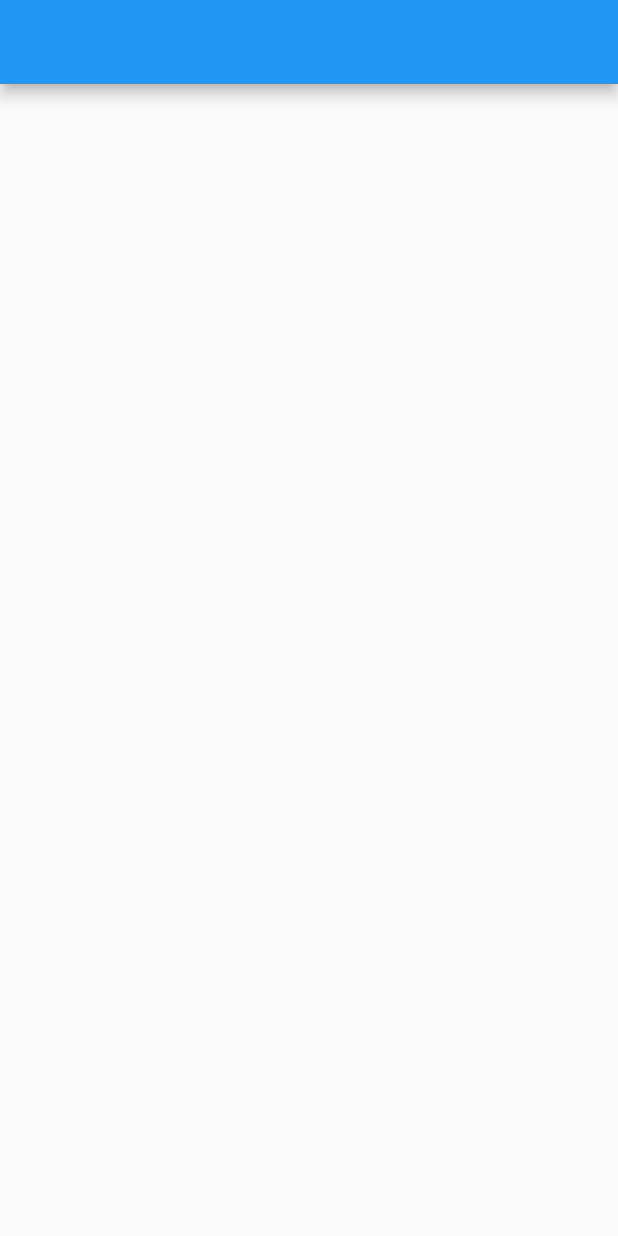
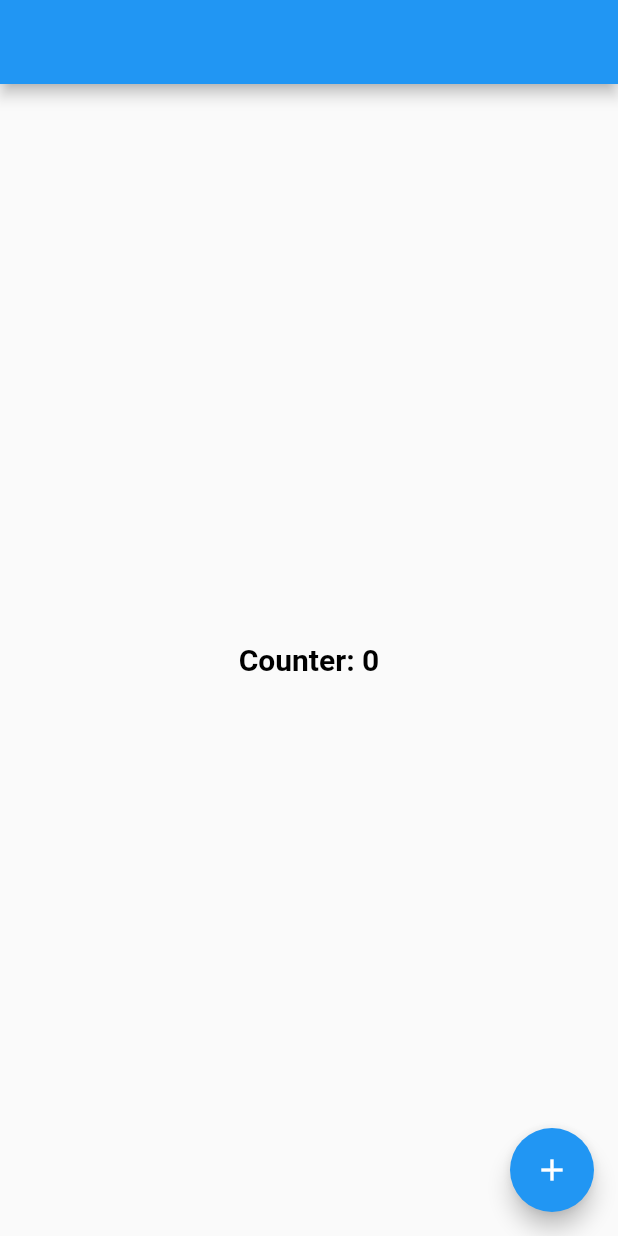
Before and after one commit to akaanuzman/getx_tutorial, a Flutter app: the screen it shows after launch, on a phone screen of 412 x 824 dp. Run offline on Flutter 3.47's test engine with Material 2 defaults, Android fonts, the phone set to English and light mode, and no system bars; our stand-ins replace get; generated files the repository leaves out were written again.

```diff
--- /dev/null
+++ b/assets/langs/app_en.arb
@@ -0,0 +1,3 @@
+{
+    "test": "Test"
+}
--- /dev/null
+++ b/l10n.yaml
@@ -0,0 +1,3 @@
+arb-dir: assets/langs
+template-arb-file: app_en.arb
+output-localization-file: app_localizations.dart
--- a/lib/core/constants/app_constants.dart
+++ b/lib/core/constants/app_constants.dart
@@ -1,5 +1,6 @@
 
 import '../navigation/navigation_service.dart';
+import 'package:flutter_gen/gen_l10n/app_localizations.dart';
 
 class AppConstants {
   static AppConstants? _instance;
@@ -17,8 +18,8 @@ class AppConstants {
   String get appTitle => "Getx Tutorial";
   String get initialRoute => "/home";
   bool get debugShowCheckedModeBanner => false;
-  // get localizationsDelegates => AppLocalizations.localizationsDelegates;
-  // get supportedLocales => AppLocalizations.supportedLocales;
+  get localizationsDelegates => AppLocalizations.localizationsDelegates;
+  get supportedLocales => AppLocalizations.supportedLocales;
   get navigatorKey => NavigationService.navigatorKey;
 
 }
--- a/lib/features/constants/app_routes.dart
+++ b/lib/features/constants/app_routes.dart
@@ -15,9 +15,13 @@ class AppRoutes {
 
   AppRoutes.init();
 
+  final List<String> _routeNames = [
+    "/home",
+  ];
+
   List<GetPage> get appRoutes => [
         GetPage(
-          name: "/home",
+          name: _routeNames[0],
           page: () => const HomeView(),
         ),
       ];
--- a/lib/main.dart
+++ b/lib/main.dart
@@ -1,8 +1,6 @@
 import 'package:flutter/material.dart';
 import 'package:get/get.dart';
 import 'package:getx_tutorial/core/base/base_singleton.dart';
-
-import 'products/views/home_view.dart';
 
 void main() => runApp(
       const MyApp(),
@@ -16,6 +14,10 @@ class MyApp extends StatelessWidget with BaseSingleton {
     return GetMaterialApp(
       debugShowCheckedModeBanner: constants.debugShowCheckedModeBanner,
       initialRoute: constants.initialRoute,
+      supportedLocales: constants.supportedLocales,
+      localizationsDelegates: constants.localizationsDelegates,
+      theme: theme.themeData,
+      navigatorKey: constants.navigatorKey,
       getPages: routes.appRoutes,
     );
   }
--- a/lib/products/views/home_view.dart
+++ b/lib/products/views/home_view.dart
@@ -1,4 +1,5 @@
 import 'package:flutter/material.dart';
+import 'package:get/get.dart';
 
 class HomeView extends StatelessWidget {
   const HomeView({super.key});
@@ -7,6 +8,16 @@ class HomeView extends StatelessWidget {
   Widget build(BuildContext context) {
     return Scaffold(
       appBar: AppBar(),
+      body: Center(
+        child: Text(
+          "Counter: 0",
+          style: context.textTheme.headline6,
+        ),
+      ),
+      floatingActionButton: FloatingActionButton(
+        onPressed: () {},
+        child: const Icon(Icons.add),
+      ),
     );
   }
 }
```
Also changed, not shown: lib/core/theme/my_theme.dart (+0 -16 lines), pubspec.yaml (+8 -0 lines), pubspec.lock.
